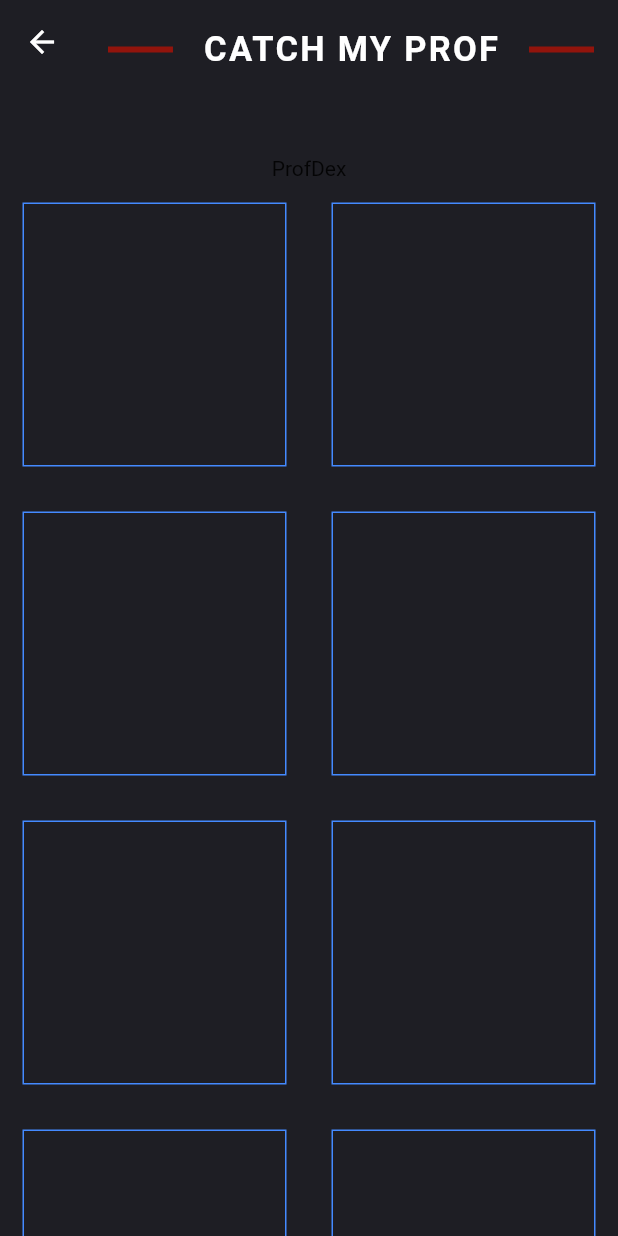
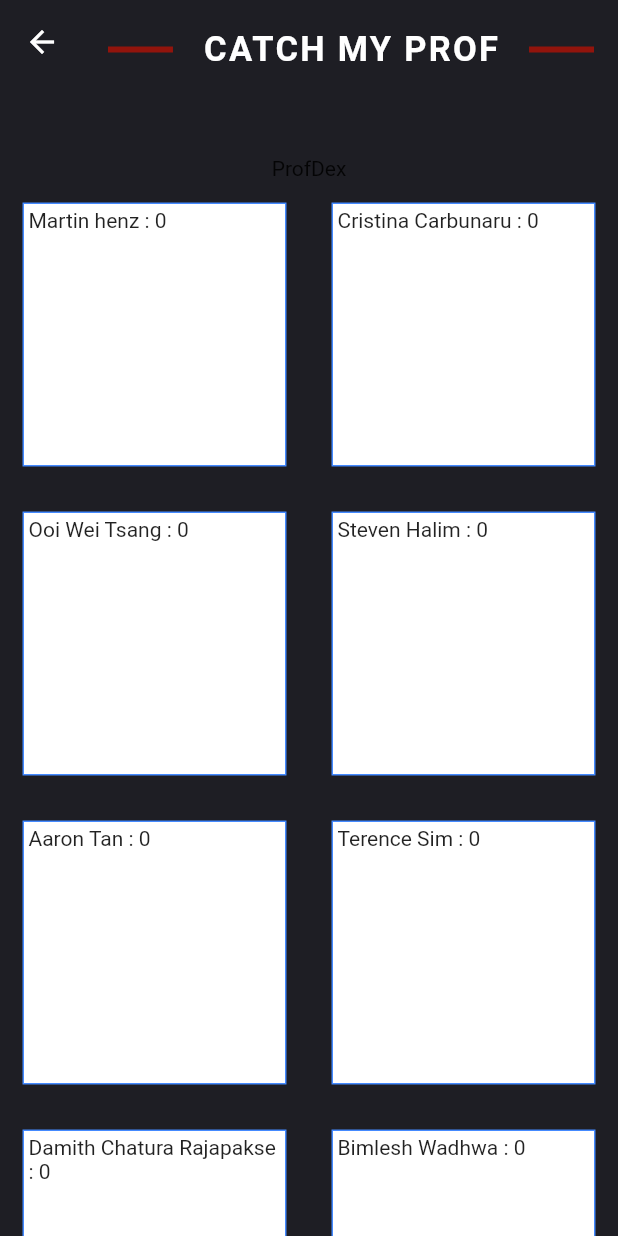
Before and after one commit to tcgj-pteltd/CatchMyProf, a Flutter app: the screen it shows after launch, after a tap on "ProfDex", on a phone screen of 412 x 824 dp. Run offline on Flutter 3.47's test engine with Material 2 defaults, Android fonts, the phone set to English and light mode, and no system bars; our stand-ins replace dio, flutter_native_image, google_fonts, image_picker, shared_preferences; missing offline and left inert: a package.

Commit message:
Add Logic for Storing Prof Colletions

```diff
--- a/lib/helpers/names.dart
+++ b/lib/helpers/names.dart
@@ -1,3 +1,5 @@
+import 'dart:core';
+
 const String MARTIN_1     = "eaf2a815-8331-4767-824b-3c875a6aff2b";
 const String MARTIN_2     = "480085f1-062f-41f1-8d24-b64a299c0a67";
 
@@ -24,67 +26,81 @@ const String BIMLESH_2    = "60123a64-2f1d-4942-9ca4-19b2afb1ab51";
 const String ADI_YOGA_1   = "5d2c6bd4-2024-4ade-8845-07905276f864";
 const String ADI_YOGA_2   = "300bdb0d-8158-417e-9225-43a9d648795b";
 
+const String MARTIN_NAME = 'Martin henz';
+const String CRISTINA_NAME = 'Cristina Carbunaru';
+const String WEI_TSANG_NAME = 'Ooi Wei Tsang';
+const String STEVEN_NAME = 'Steven Halim';
+const String AARON_NAME = 'Aaron Tan';
+const String TERENCE_NAME = 'Terence Sim';
+const String DAMITH_NAME = 'Damith Chatura Rajapakse';
+const String BIMLESH_NAME = 'Bimlesh Wadhwa';
+const String ADI_NAME = 'Adi Yoga';
+
+const List<String> PROF_NAMES = [ MARTIN_NAME, CRISTINA_NAME, WEI_TSANG_NAME,
+  STEVEN_NAME, AARON_NAME, TERENCE_NAME,
+  DAMITH_NAME, BIMLESH_NAME, ADI_NAME ];
+
 String faceIdToName(String faceId) {
   switch (faceId) {
     case MARTIN_1:
     case MARTIN_2:
       {
-        return "Martin Henz";
+        return MARTIN_NAME;
       }
       break;
 
     case CRIS_1:
     case CRIS_2:
       {
-        return "Cristina Carbunaru";
+        return CRISTINA_NAME;
       }
       break;
 
     case WEI_TSANG_1:
     case WEI_TSANG_2:
       {
-        return "Ooi Wei Tsang";
+        return WEI_TSANG_NAME;
       }
       break;
 
     case HALIM_1:
     case HALIM_2:
       {
-        return "Steven Halim";
+        return STEVEN_NAME;
       }
       break;
 
     case AARON_1:
     case AARON_2:
       {
-        return "Aaron Tan";
+        return AARON_NAME;
       }
       break;
 
     case TERENCE_1:
       {
-        return "Terence Sim";
+        return TERENCE_NAME;
       }
       break;
 
     case DAMITH_1:
     case DAMITH_2:
       {
-        return "Damith Chatura Rajapakse";
+        return DAMITH_NAME;
       }
       break;
 
     case BIMLESH_1:
     case BIMLESH_2:
       {
-        return "Bimlesh Wadhwa";
+        return BIMLESH_NAME;
       }
       break;
 
     case ADI_YOGA_1:
     case ADI_YOGA_2:
       {
-        return "Adi Yoga";
+        return ADI_NAME;
       }
       break;
 
--- a/lib/homepage.dart
+++ b/lib/homepage.dart
@@ -3,6 +3,7 @@ import 'dart:io';
 import 'dart:ui';
 
 import 'helpers/names.dart';
+import 'logic/player.dart';
 
 import 'package:shared_preferences/shared_preferences.dart';
 import 'package:dio/dio.dart';
@@ -27,6 +28,10 @@ class _HomePageState extends State<HomePage> {
   final picker = ImagePicker();
   bool isLoading = false;
   String result = "";
+
+  static Future<SharedPreferences> getPreferences() {
+    return preferences;
+  }
 
   Future getImageFromCamera() async {
     final pickedFile = await picker.getImage(source: ImageSource.camera);
@@ -163,6 +168,7 @@ class _HomePageState extends State<HomePage> {
       onPressed: () {
         Navigator.of(context).pop();
         addProf(faceIdToName(faceId));
+        Player.updateCollections();
         removeImage();
       },
     );
@@ -325,6 +331,7 @@ class _HomePageState extends State<HomePage> {
         child: FloatingActionButton(
             backgroundColor: Color(0xFF92140C),
             onPressed: () {
+              Player.updateCollections();
               Navigator.push(
                   context,
                   MaterialPageRoute(builder: (context) => ProfDex())
--- a/lib/logic/player.dart
+++ b/lib/logic/player.dart
@@ -1,13 +1,24 @@
-import "prof.dart";
+import '../helpers/names.dart';
+
+import 'package:shared_preferences/shared_preferences.dart';
 
 class Player {
-  static Set<Prof> professors = new Set<Prof>();
+  static List<int> collections = new List(9);
 
-  static void addProf(Prof professor) {
-    professors.add(professor);
+  static List<int> getCollections() {
+    return collections;
   }
 
-  static List<Prof> getProfessors() {
-    return professors.toList();
+  static void updateCollections() async {
+    SharedPreferences prefs = await SharedPreferences.getInstance();
+
+    for (int i = 0; i < 9; i++) {
+      String profName = PROF_NAMES[i];
+      if (prefs.containsKey(profName)) {
+        collections[i] = prefs.getInt(profName);
+      } else {
+        collections[i] = 0;
+      }
+    }
   }
 }
--- a/lib/logic/prof.dart
+++ /dev/null
@@ -1,8 +0,0 @@
-class Prof {
-  String name;
-
-  // constructor
-  Prof(String name) {
-    this.name = name;
-  }
-}
--- a/lib/profdex.dart
+++ b/lib/profdex.dart
@@ -1,6 +1,8 @@
+import 'helpers/names.dart';
+import 'logic/player.dart';
+
 import 'package:flutter/cupertino.dart';
 import 'package:flutter/material.dart';
-import 'package:shared_preferences/shared_preferences.dart';
 
 class ProfDex extends StatefulWidget {
   ProfDex({Key key}) : super(key: key);
@@ -10,7 +12,8 @@ class ProfDex extends StatefulWidget {
 }
 
 class _ProfDexState extends State<ProfDex> {
-  static final preferences = SharedPreferences.getInstance();
+  List<String> profNames = PROF_NAMES;
+  List<int> profCollections = Player.getCollections();
 
   @override
   Widget build(BuildContext context) {
@@ -57,13 +60,14 @@ class _ProfDexState extends State<ProfDex> {
                 // horizontal, this would produce 2 rows.
                 crossAxisCount: 2,
                 // Generate 100 Widgets that display their index in the List
-                children: List.generate(10, (index) {
+                children: List.generate(9, (index) {
                   return Container(
-
                       margin: const EdgeInsets.all(15.0),
                       padding: const EdgeInsets.all(3.0),
+                      child: Text(profNames[index] + " : " + profCollections[index].toString()),
                       decoration: BoxDecoration(
-                          border: Border.all(color: Colors.blueAccent)
+                          border: Border.all(color: Colors.blueAccent),
+                          color: Colors.white
                       )
                   );
                 }),
```
